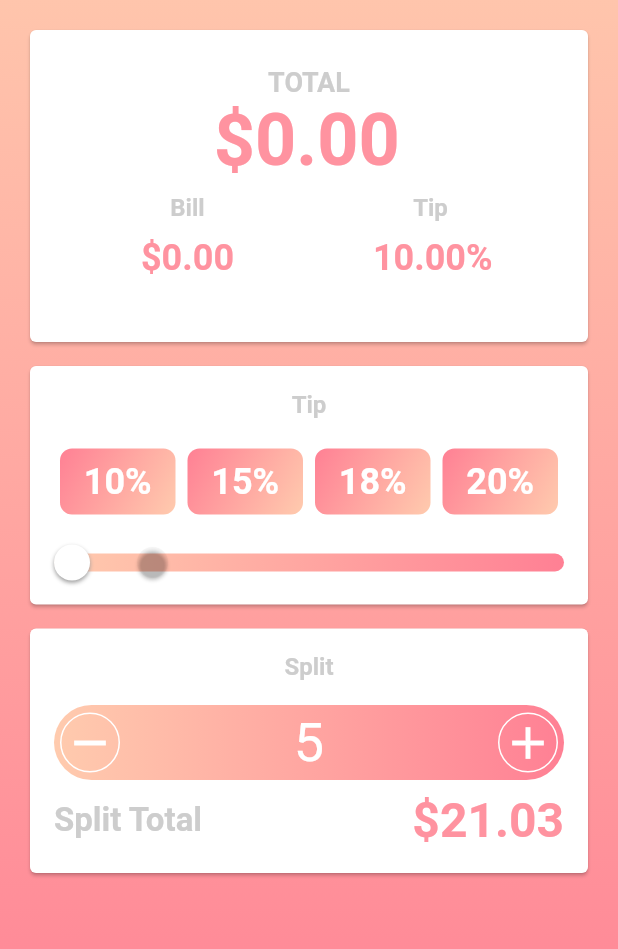
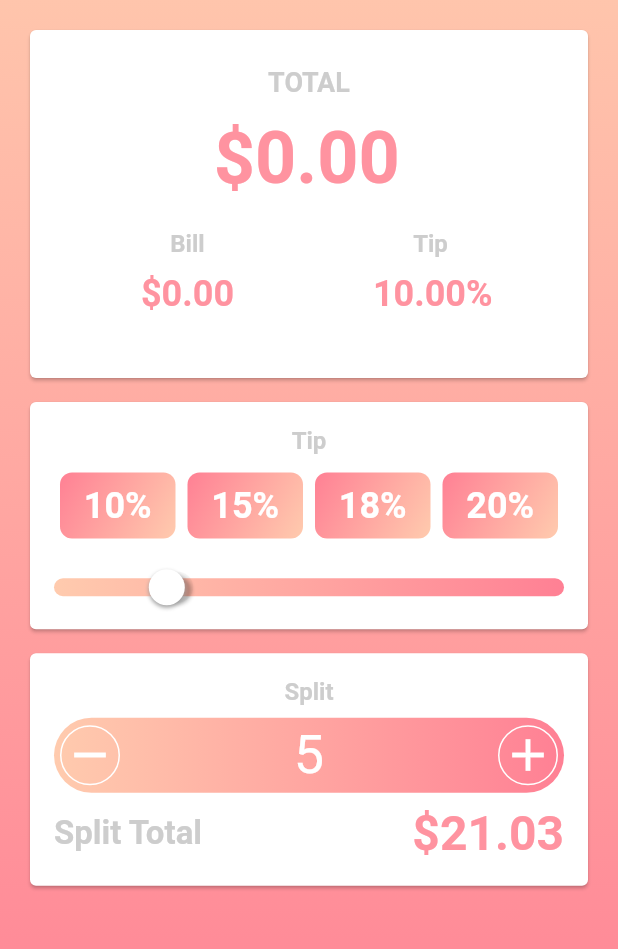
Before and after one commit to b-cancel/Flutter_CurrencyTextInputFormatter, a Flutter app: the screen it shows after launch, after a tap on an icon or button, on a phone screen of 412 x 824 dp, the part 99-1048 px from its top. Run offline on Flutter 3.47's test engine with Material 2 defaults, Android fonts, the phone set to English and light mode, and no system bars.

Commit message:
completed tip buttons and slider... only split is missing

```diff
--- a/tip_calc/lib/main.dart
+++ b/tip_calc/lib/main.dart
@@ -34,6 +34,10 @@ class MyHomePage extends StatefulWidget {
 
 class _MyHomePageState extends State<MyHomePage> {
 
+  double screenEdgeToCardPadding = 16;
+  double cardEdgeToInfoPadding = 16;
+  double whiteThumbButtonRadius = 12;
+
   /// --------------------------------------------------VARIABLE PREPARATION--------------------------------------------------
 
   bool debugMode = true;
@@ -68,6 +72,8 @@ class _MyHomePageState extends State<MyHomePage> {
 
   double tipPercent = 0; //1 is 1.0%
   double tipSliderValue = 0;
+  double tipSliderMin = 0;
+  double tipSliderMax = 50;
 
   String totalString;
   String billString;
@@ -97,11 +103,20 @@ class _MyHomePageState extends State<MyHomePage> {
     if(debugMode) print("UPDATING BILL--------------------------------------------------------------------------- " + billString + " + " + tipPercentString + "% = " + totalString);
   }
 
-  void updatedTipPercentField(double tipPercent){
+  void updatedTipPercentField(double tipPercent, {bool updateSlider: true}){
     //update programmatically (bill gets no update)
     this.tipPercent = tipPercent; //REQUIRED
     double tipAmount = billAmount * tipPercent * .01;
     this.totalAmount = billAmount + tipAmount;
+
+    if(updateSlider){
+      setState(() {
+        //update tip and make sure its in range
+        tipSliderValue = tipPercent;
+        tipSliderValue = (tipSliderValue < tipSliderMin) ? tipSliderMin : tipSliderValue;
+        tipSliderValue = (tipSliderValue > tipSliderMax) ? tipSliderMax : tipSliderValue;
+      });
+    }
 
     reformatTotalField();
     if(debugMode) print("UPDATING TIP PERCENT--------------------------------------------------------------------------- " + billString + " + " + tipPercentString + "% = " + totalString);
@@ -129,8 +144,8 @@ class _MyHomePageState extends State<MyHomePage> {
     billController.text = billString;
   }
 
-  void reformatTipPercentField({double newValue: -1}){
-    if(newValue != -1) updatedTipPercentField(newValue);
+  void reformatTipPercentField({double newValue: -1, updateSlider: true}){
+    if(newValue != -1) updatedTipPercentField(newValue, updateSlider: updateSlider);
 
     //update variables
     updateStrings();
@@ -215,7 +230,7 @@ class _MyHomePageState extends State<MyHomePage> {
         child: ListView(
           children: <Widget>[
             new Padding(
-              padding: EdgeInsets.all(16),
+              padding: EdgeInsets.all(screenEdgeToCardPadding),
               child: Column(
                 children: <Widget>[
                   new Container(
@@ -266,7 +281,7 @@ class _MyHomePageState extends State<MyHomePage> {
   Widget billSection(){
     return new Card(
       child: Padding(
-        padding: const EdgeInsets.all(16.0),
+        padding: EdgeInsets.all(cardEdgeToInfoPadding),
         child: new Column(
           children: <Widget>[
             new Container(
@@ -293,7 +308,6 @@ class _MyHomePageState extends State<MyHomePage> {
                         keyboardType: TextInputType.number,
                         style: textLargePeach,
                         decoration: InputDecoration(
-                          contentPadding: EdgeInsets.all(0.0),
                           border: InputBorder.none,
                           hintStyle: textLargePeach,
                           hintText: "\$0.00 ",
@@ -410,7 +424,7 @@ class _MyHomePageState extends State<MyHomePage> {
   Widget tipSection(){
     return Card(
       child: Container(
-        padding: EdgeInsets.all(16.0),
+        padding: EdgeInsets.all(cardEdgeToInfoPadding),
         child: new Column(
           children: <Widget>[
             new Container(
@@ -425,7 +439,7 @@ class _MyHomePageState extends State<MyHomePage> {
               ),
             ),
             new Container(
-              padding: EdgeInsets.only(top: 16),
+              padding: EdgeInsets.only(top: 8),
               child: new Row(
                 mainAxisAlignment: MainAxisAlignment.spaceEvenly,
                 children: <Widget>[
@@ -437,7 +451,7 @@ class _MyHomePageState extends State<MyHomePage> {
               ),
             ),
             new Container(
-              padding: EdgeInsets.only(top: 16),
+              padding: EdgeInsets.only(top: 16.5),
               child: Stack(
                 alignment: Alignment.centerLeft,
                 children: <Widget>[
@@ -461,15 +475,21 @@ class _MyHomePageState extends State<MyHomePage> {
                         setState(() {
                           tipSliderValue = newValue;
                         });
+                        reformatTipPercentField(newValue: tipSliderValue, updateSlider: false);
                       },
-                      min: 0.0,
-                      max: 105.0,
+                      min: tipSliderMin,
+                      max: tipSliderMax, //50
+                      divisions: tipSliderMax.toInt(), //50
                     ),
                   ),
-                  IgnorePointer(
+                  Transform.translate(
+                    offset: Offset(
+                    calcX(context, tipSliderValue, tipSliderMin, tipSliderMax)
+                    , 0),
+                    child: IgnorePointer(
                       child: new Container(
-                      height: 24,
-                      width: 24,
+                        height: whiteThumbButtonRadius * 2,
+                        width: whiteThumbButtonRadius * 2,
                         decoration: new BoxDecoration(
                           borderRadius: new BorderRadius.all(const Radius.circular(50.0)),
                           color: Colors.white,
@@ -483,6 +503,7 @@ class _MyHomePageState extends State<MyHomePage> {
                         ),
                       ),
                     ),
+                  ),
                 ],
               ),
             ),
@@ -490,6 +511,17 @@ class _MyHomePageState extends State<MyHomePage> {
         ),
       ),
     );
+  }
+
+  double calcX(BuildContext context, double tipSliderValue, double tipSliderMin, double tipSliderMax){
+    //get the screens width and then slowly arrive at the widgets width
+    double screenWidth = MediaQuery.of(context).size.width;
+    //somehow works for both orientations so its probably a hidden padding within one of the pre-made widgets
+    double numberWeGotFromExperimentation = 32;
+    double sliderWidth = screenWidth - (screenEdgeToCardPadding * 2) - (cardEdgeToInfoPadding * 2) - numberWeGotFromExperimentation;
+
+    //set thumb position to be as var as tipSliderValue is given min and max
+    return ((tipSliderValue / tipSliderMax) * sliderWidth);
   }
 
   Widget splitSection(){
@@ -510,7 +542,7 @@ class _MyHomePageState extends State<MyHomePage> {
                 ),
               ),
               Container(
-                padding: EdgeInsets.only(top: 16),
+                padding: EdgeInsets.only(top: 8),
                 child: Column(
                   crossAxisAlignment: CrossAxisAlignment.stretch,
                   children: <Widget>[
```
Lines whose indentation alone changed are shown as unchanged.
